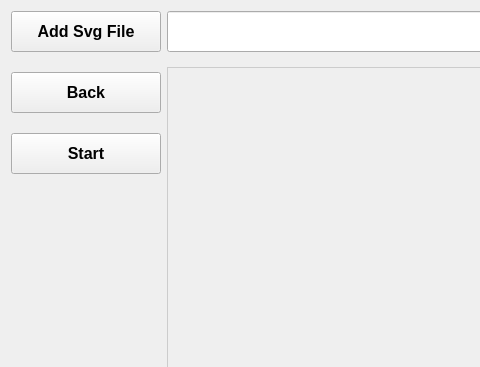
This is software/development/ui/thirdui.ui in Capstone-2024/OS-Handheld-CNC as Qt 5 draws it before an edit; both pictures show x 0 to 480 and y 0 to 367 of the 778 by 457 pixel window. The edited form follows.
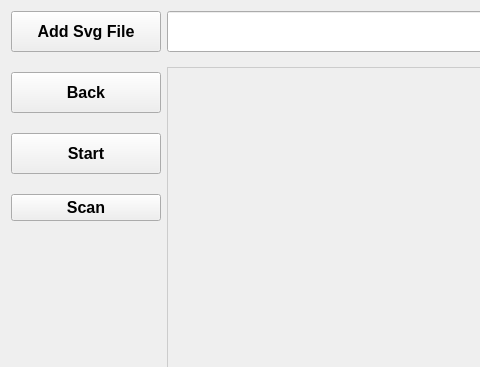
This is the edited form.

What changed in the file:
```diff
--- a/software/development/ui/thirdui.ui
+++ b/software/development/ui/thirdui.ui
@@ -21,7 +21,7 @@
   </property>
   <layout class="QHBoxLayout" name="horizontalLayout">
    <item>
-    <layout class="QVBoxLayout" name="verticalLayout" stretch="0,0,0,0">
+    <layout class="QVBoxLayout" name="verticalLayout" stretch="0,0,0,0,0">
      <property name="spacing">
       <number>20</number>
      </property>
@@ -88,6 +88,21 @@
        </property>
       </widget>
      </item>
+     <item>
+      <widget class="QPushButton" name="pushButton">
+       <property name="font">
+        <font>
+         <family>Arial</family>
+         <pointsize>12</pointsize>
+         <weight>75</weight>
+         <bold>true</bold>
+        </font>
+       </property>
+       <property name="text">
+        <string>Scan</string>
+       </property>
+      </widget>
+     </item>
      <item>
       <spacer name="verticalSpacer">
        <property name="orientation">
```
